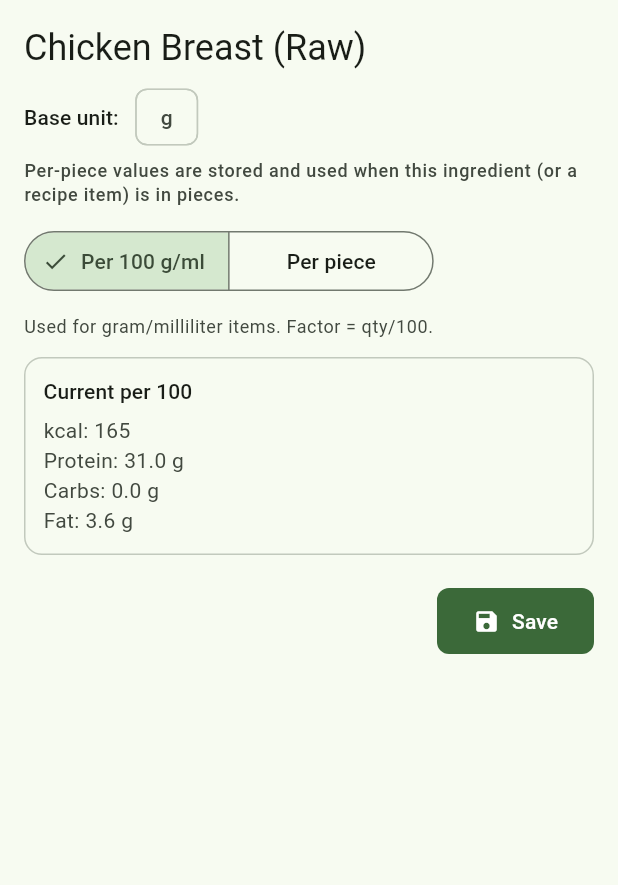
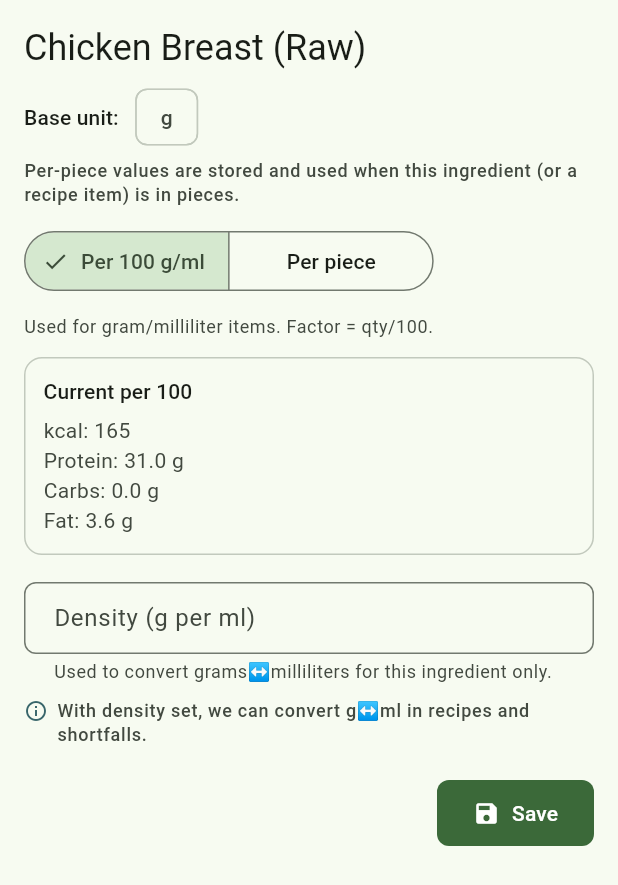
Before and after one commit to luispreza28/Macro---Budget-Meal-Planner, a Flutter app: the IngredientForm widget shown alone on an empty page, opened directly with sample values from the repository, after a tap on "Save", on a phone screen of 412 x 824 dp. Shown: the top 885 px of the screen. Run offline on Flutter 3.47's test engine with Material 3 defaults, Android fonts, the phone set to English and light mode, and no system bars; our stand-ins replace drift, equatable, flutter_riverpod, go_router, in_app_purchase, share_plus and 1 more; missing offline and left inert: sqlite3; accounts and stored records are empty; generated files the repository leaves out were written again.

Commit message:
Enhance ingredient conversion and management features
- Updated RecipeCalculator to utilize ingredient density for accurate grams to milliliters conversions.
- Improved PantryShortfallService to log conversions with density details for better debugging.
- Added a new _ConversionHint widget in RecipeDetailsPage to inform users about density-based conversions.
- Enhanced IngredientForm to include density input with validation, allowing users to set and manage ingredient density for conversions.

```diff
--- a/lib/data/services/recipe_calculator.dart
+++ b/lib/data/services/recipe_calculator.dart
@@ -70,8 +70,7 @@ class RecipeCalculator {
       acc.missing = true;
       return;
     }
-
-    final double qtyBase = _toBaseUnit(qty: it.qty, from: it.unit, to: ing.unit);
+    final double qtyBase = _toBaseUnit(qty: it.qty, from: it.unit, to: ing.unit, ingredient: ing);
     if (kDebugMode) {
       debugPrint('[RecipeCalc]  ITEM id=${it.ingredientId} name="${ing.name}" '
           'qtyRaw=${it.qty} ${it.unit} -> qtyBase=$qtyBase ${ing.unit}');
@@ -129,14 +128,29 @@ class RecipeCalculator {
     required double qty,
     required Unit from,
     required Unit to,
+    required Ingredient ingredient,
   }) {
     if (from == to) return qty;
 
     // grams <-> ml: don’t convert without density; return as-is (log it)
     if ((from == Unit.grams && to == Unit.milliliters) ||
         (from == Unit.milliliters && to == Unit.grams)) {
-      debugPrint('[RecipeCalc]    WARN: grams<->ml conversion skipped (no density). qty kept=$qty');
-      return qty;
+      final d = ingredient.densityGPerMl;
+      if (d != null && d > 0) {
+        final toQty = (from == Unit.grams && to == Unit.milliliters)
+            ? (qty / d)
+            : (qty * d);
+        if (kDebugMode) {
+          debugPrint('[RecipeCalc]    CONVERT g↔ml using density=${d.toStringAsFixed(3)} : '
+              '${qty.toStringAsFixed(2)}${from.name} -> ${toQty.toStringAsFixed(2)}${to.name}');
+        }
+        return toQty;
+      } else {
+        if (kDebugMode) {
+          debugPrint('[RecipeCalc]    WARN: grams<->ml conversion skipped (no density). qty kept=$qty');
+        }
+        return qty;
+      }
     }
 
     // piece <-> weight/volume: no mapping; return as-is (log it)
--- a/lib/domain/services/pantry_shortfall_service.dart
+++ b/lib/domain/services/pantry_shortfall_service.dart
@@ -152,9 +152,19 @@ class PantryShortfallService {
               double availableInReqUnit = 0.0;
               onHandUnits.forEach((u, qty) {
                 if (u == Unit.grams && reqUnit == Unit.milliliters) {
-                  availableInReqUnit += _gramsToMl(qty, density);
+                  final converted = _gramsToMl(qty, density);
+                  if (kDebugMode) {
+                    debugPrint('[Shortfall] CONVERT g↔ml using density=${density.toStringAsFixed(3)} : '
+                        'onHand ${qty.toStringAsFixed(2)} ${u.name} -> ${converted.toStringAsFixed(2)} ${reqUnit.name}');
+                  }
+                  availableInReqUnit += converted;
                 } else if (u == Unit.milliliters && reqUnit == Unit.grams) {
-                  availableInReqUnit += _mlToGrams(qty, density);
+                  final converted = _mlToGrams(qty, density);
+                  if (kDebugMode) {
+                    debugPrint('[Shortfall] CONVERT g↔ml using density=${density.toStringAsFixed(3)} : '
+                        'onHand ${qty.toStringAsFixed(2)} ${u.name} -> ${converted.toStringAsFixed(2)} ${reqUnit.name}');
+                  }
+                  availableInReqUnit += converted;
                 }
               });
               missingQty = (reqQty - availableInReqUnit).clamp(0.0, double.infinity);
--- a/lib/presentation/pages/recipes/recipe_details_page.dart
+++ b/lib/presentation/pages/recipes/recipe_details_page.dart
@@ -203,6 +203,12 @@ class _RecipeDetailsPageState extends ConsumerState<RecipeDetailsPage> {
                                                   context,
                                                 ).colorScheme.error,
                                               ),
+                                        ),
+                                      if (ingredient != null)
+                                        _ConversionHint(
+                                          itemUnit: item.unit,
+                                          baseUnit: ingredient.unit,
+                                          density: ingredient.densityGPerMl,
                                         ),
                                     ],
                                   ),
@@ -608,6 +614,44 @@ class _RecipeDetailsPageState extends ConsumerState<RecipeDetailsPage> {
         return 'ml';
       case domain.Unit.piece:
         return 'pc';
+    }
+  }
+}
+
+class _ConversionHint extends StatelessWidget {
+  const _ConversionHint({
+    required this.itemUnit,
+    required this.baseUnit,
+    required this.density,
+  });
+  final domain.Unit itemUnit;
+  final domain.Unit baseUnit;
+  final double? density;
+
+  @override
+  Widget build(BuildContext context) {
+    final involvesMassVol =
+        (itemUnit == domain.Unit.grams && baseUnit == domain.Unit.milliliters) ||
+        (itemUnit == domain.Unit.milliliters && baseUnit == domain.Unit.grams);
+    if (!involvesMassVol) return const SizedBox.shrink();
+    final textTheme = Theme.of(context).textTheme;
+    final onVar = Theme.of(context).colorScheme.onSurfaceVariant;
+    if (density != null && density! > 0) {
+      return Padding(
+        padding: const EdgeInsets.only(top: 2),
+        child: Text(
+          'Converted with density (g↔ml)',
+          style: textTheme.labelSmall?.copyWith(color: onVar),
+        ),
+      );
+    } else {
+      return Padding(
+        padding: const EdgeInsets.only(top: 2),
+        child: Text(
+          'No density set; cannot convert g↔ml',
+          style: textTheme.labelSmall?.copyWith(color: onVar),
+        ),
+      );
     }
   }
 }
--- a/lib/presentation/widgets/ingredients/ingredient_form.dart
+++ b/lib/presentation/widgets/ingredients/ingredient_form.dart
@@ -26,6 +26,8 @@ class _IngredientFormState extends State<IngredientForm> {
   late final TextEditingController _fatPiece;
   late final TextEditingController _gPerPiece;
   late final TextEditingController _mlPerPiece;
+  late final TextEditingController _densityGPerMl;
+  static const double _maxDensity = 3.0;
 
   @override
   void initState() {
@@ -36,6 +38,7 @@ class _IngredientFormState extends State<IngredientForm> {
     _fatPiece = TextEditingController(text: _fmt(widget.ingredient.nutritionPerPieceFatG));
     _gPerPiece = TextEditingController(text: _fmt(widget.ingredient.gramsPerPiece));
     _mlPerPiece = TextEditingController(text: _fmt(widget.ingredient.mlPerPiece));
+    _densityGPerMl = TextEditingController(text: _fmt(widget.ingredient.densityGPerMl));
   }
 
   @override
@@ -46,6 +49,7 @@ class _IngredientFormState extends State<IngredientForm> {
     _fatPiece.dispose();
     _gPerPiece.dispose();
     _mlPerPiece.dispose();
+    _densityGPerMl.dispose();
     super.dispose();
   }
 
@@ -96,6 +100,39 @@ class _IngredientFormState extends State<IngredientForm> {
               ),
               const SizedBox(height: 12),
               _ReadOnlyMacrosTile(title: 'Current per 100', m: ing.macrosPer100g),
+              const SizedBox(height: 12),
+              _numberField(
+                _densityGPerMl,
+                label: 'Density (g per ml)',
+                allowEmpty: true,
+                helperText: 'Used to convert grams↔milliliters for this ingredient only.',
+                validator: (t) {
+                  final v = t?.trim() ?? '';
+                  if (v.isEmpty) return null; // optional
+                  final d = double.tryParse(v);
+                  if (d == null) return 'Enter a number';
+                  if (d <= 0) return 'Must be > 0';
+                  if (d > _maxDensity) return 'Unreasonably high (> $_maxDensity)';
+                  return null;
+                },
+              ),
+              if (ing.unit == Unit.grams || ing.unit == Unit.milliliters)
+                Padding(
+                  padding: const EdgeInsets.only(top: 4.0),
+                  child: Row(
+                    crossAxisAlignment: CrossAxisAlignment.start,
+                    children: [
+                      Icon(Icons.info_outline, size: 16, color: Theme.of(context).colorScheme.tertiary),
+                      const SizedBox(width: 6),
+                      Expanded(
+                        child: Text(
+                          'With density set, we can convert g↔ml in recipes and shortfalls.',
+                          style: Theme.of(context).textTheme.labelMedium?.copyWith(color: onSurfaceVar),
+                        ),
+                      ),
+                    ],
+                  ),
+                ),
             ] else ...[
               Text(
                 'Used when counting pieces. Factor = pieces.',
@@ -191,6 +228,19 @@ class _IngredientFormState extends State<IngredientForm> {
       );
     }
 
+    // Density: optional, validated above when provided
+    double? _parseDensity(String s) {
+      final t = s.trim();
+      if (t.isEmpty) return null;
+      final d = double.tryParse(t);
+      if (d == null) return null;
+      if (d <= 0 || d > _maxDensity) return null; // guard double-validate
+      return d;
+    }
+    updated = updated.copyWith(
+      densityGPerMl: () => _parseDensity(_densityGPerMl.text),
+    );
+
     await widget.onSubmit(updated);
   }
 
@@ -198,6 +248,8 @@ class _IngredientFormState extends State<IngredientForm> {
     TextEditingController controller, {
     required String label,
     bool allowEmpty = false,
+    String? helperText,
+    String? Function(String?)? validator,
   }) {
     return Padding(
       padding: const EdgeInsets.symmetric(vertical: 6),
@@ -207,15 +259,14 @@ class _IngredientFormState extends State<IngredientForm> {
         decoration: InputDecoration(
           labelText: label,
           isDense: true,
-          helperText: allowEmpty ? 'Optional' : null,
+          helperText: helperText ?? (allowEmpty ? 'Optional' : null),
         ),
-        validator: (v) {
+        validator: validator ?? (v) {
           final t = v?.trim() ?? '';
           if (t.isEmpty) return allowEmpty ? null : 'Required';
           final d = double.tryParse(t);
           if (d == null) return 'Enter a number';
           if (d < 0) return 'Must be ≥ 0';
-          // one decimal allowed → validate via toStringAsFixed(1) len? (skip enforcing strictly)
           return null;
         },
       ),
```
